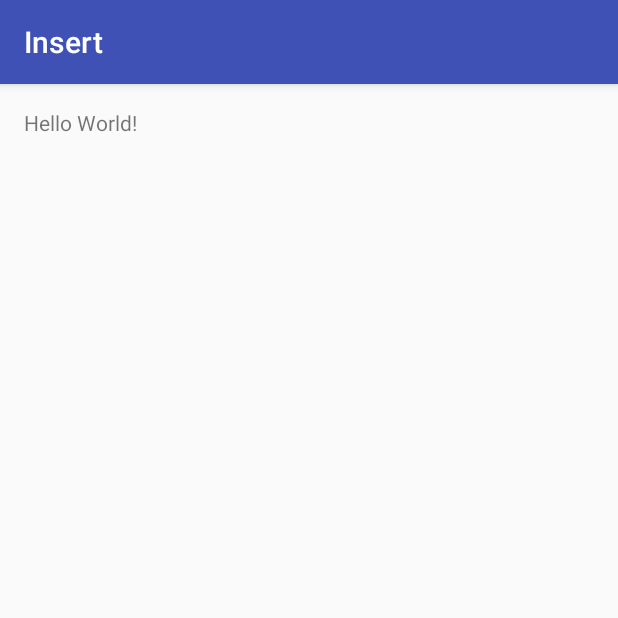
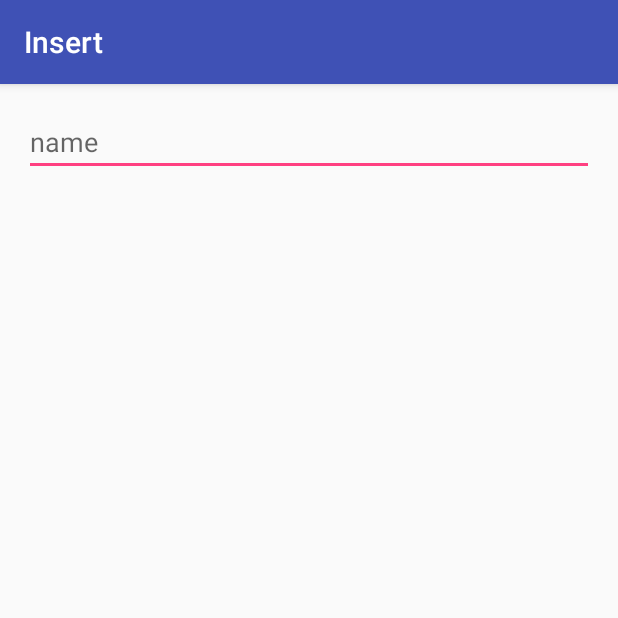
Before and after one commit to jh3er/Ins3rt179611, an Android app: the screen it shows after launch (MainActivity), on a phone screen of 412 x 824 dp, the top half of it. Run offline under Robolectric (Android 15) with nearby library versions, the light colour scheme and no system bars.

Commit message:
add edit text

```diff
--- a/app/src/main/res/layout/activity_main.xml
+++ b/app/src/main/res/layout/activity_main.xml
@@ -10,8 +10,8 @@
     android:paddingTop="@dimen/activity_vertical_margin"
     tools:context="com.insertco.insert.MainActivity">
 
-    <TextView
-        android:layout_width="wrap_content"
-        android:layout_height="wrap_content"
-        android:text="Hello World!" />
+   <EditText
+       android:layout_width="match_parent"
+       android:layout_height="wrap_content"
+       android:hint="name"/>
 </RelativeLayout>
```
